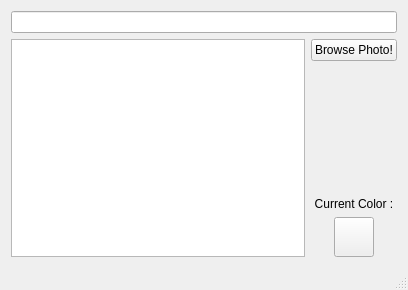
This is MainWindow.ui in semippoi/PhotoColorPicker as Qt 5 draws it before an edit. The edited form follows.
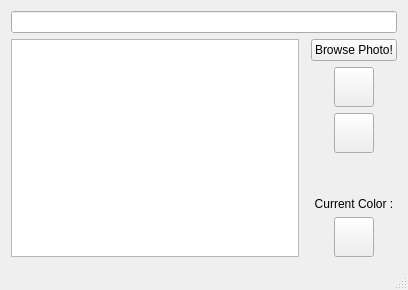
This is the edited form. Custom widgets are drawn as their Qt base class.

```diff
--- a/MainWindow.ui
+++ b/MainWindow.ui
@@ -18,7 +18,7 @@
     <item row="1" column="0">
      <widget class="ColorPickerView" name="graphicsView"/>
     </item>
-    <item row="1" column="1">
+    <item row="1" column="2">
      <layout class="QVBoxLayout" name="verticalLayout">
       <item>
        <widget class="QPushButton" name="pushButton">
@@ -27,6 +27,44 @@
         </property>
        </widget>
       </item>
+      <item alignment="Qt::AlignHCenter">
+       <widget class="QToolButton" name="toolButton_drawBrush">
+        <property name="minimumSize">
+         <size>
+          <width>40</width>
+          <height>40</height>
+         </size>
+        </property>
+        <property name="maximumSize">
+         <size>
+          <width>40</width>
+          <height>40</height>
+         </size>
+        </property>
+        <property name="text">
+         <string/>
+        </property>
+        <property name="checkable">
+         <bool>true</bool>
+        </property>
+       </widget>
+      </item>
+      <item alignment="Qt::AlignHCenter">
+       <widget class="QToolButton" name="toolButton_fill">
+        <property name="minimumSize">
+         <size>
+          <width>40</width>
+          <height>40</height>
+         </size>
+        </property>
+        <property name="text">
+         <string/>
+        </property>
+        <property name="checkable">
+         <bool>true</bool>
+        </property>
+       </widget>
+      </item>
       <item>
        <spacer name="verticalSpacer">
         <property name="orientation">
@@ -65,7 +103,7 @@
       </item>
      </layout>
     </item>
-    <item row="0" column="0" colspan="2">
+    <item row="0" column="0" colspan="3">
      <widget class="QLineEdit" name="lineEdit">
       <property name="readOnly">
        <bool>true</bool>
```
